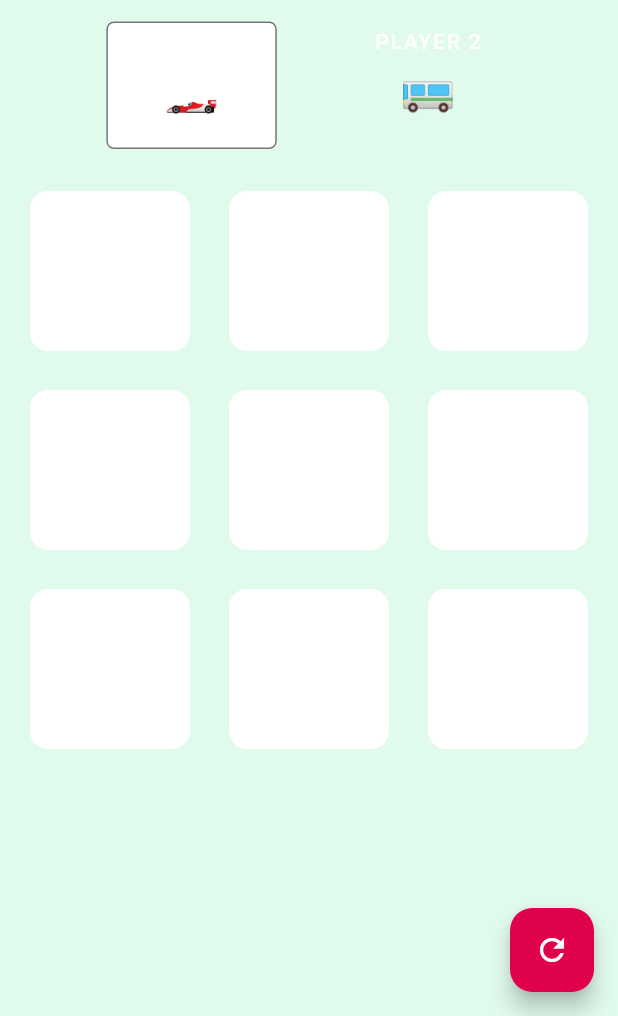
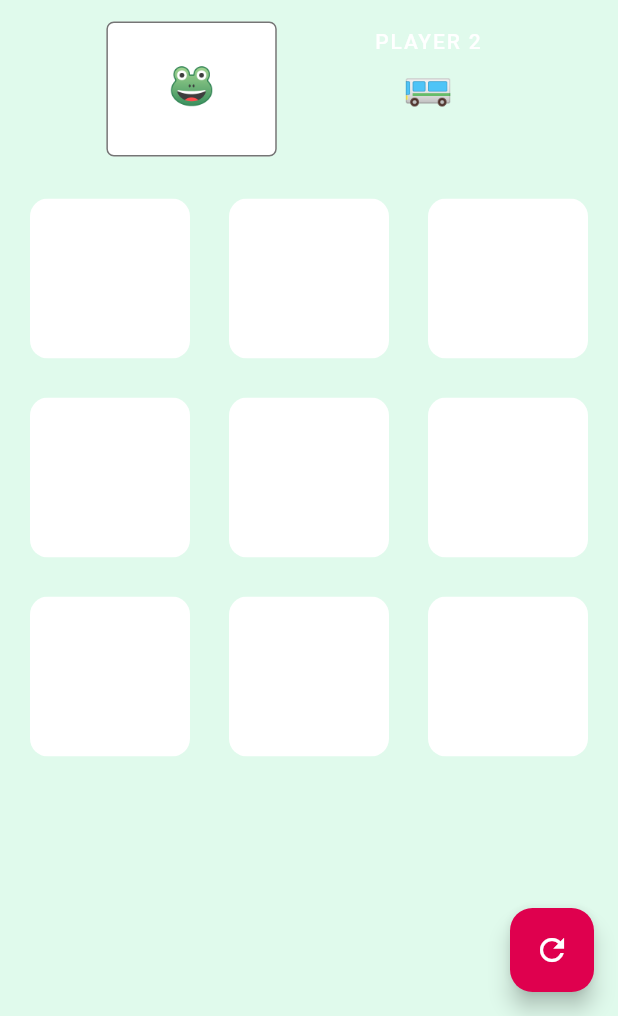
Before and after one commit to stevebatcup/mijmajmoe, a Flutter app: the screen it shows after launch, on a phone screen of 412 x 824 dp, the part 220-1236 px from its top. Run offline on Flutter 3.47's test engine with Material 2 defaults, Android fonts, the phone set to English and light mode, and no system bars; our stand-ins replace audioplayers, google_fonts; Roboto replaces fonts that are missing (Modak).

Commit message:
builds ready

```diff
--- a/lib/main.dart
+++ b/lib/main.dart
@@ -9,11 +9,13 @@ const Color primaryColor = Color(0xFF00bb53);
 const Color onBackgroundColor = Color(0XFF454545);
 
 void main() {
+  WidgetsFlutterBinding.ensureInitialized();
+
   runApp(MijMajMoe());
 }
 
 class MijMajMoe extends StatelessWidget {
-  final Player player1 = Player(playerIndex: 1, character: '🏎');
+  final Player player1 = Player(playerIndex: 1, character: '🐸');
   final Player player2 = Player(playerIndex: 2, character: '🚌');
   final ColorScheme colorScheme = ColorScheme(
     primary: primaryColor,
--- a/lib/screens/grid_screen.dart
+++ b/lib/screens/grid_screen.dart
@@ -200,7 +200,7 @@ class _GridScreenState extends State<GridScreen> {
             Visibility(
               visible: !gameOver,
               child: Container(
-                height: 85.0,
+                height: 90.0,
                 child: Row(
                   mainAxisAlignment: MainAxisAlignment.center,
                   children: <Widget>[
@@ -232,7 +232,7 @@ class _GridScreenState extends State<GridScreen> {
                                   right: 15.0),
                               child: Text(
                                 player1.character,
-                                style: TextStyle(fontSize: 30.0),
+                                style: TextStyle(fontSize: 27.0),
                               ),
                             ),
                             Text(currentPlayer == player1 ? 'Your turn' : ''),
@@ -271,7 +271,7 @@ class _GridScreenState extends State<GridScreen> {
                                   right: 15.0),
                               child: Text(
                                 player2.character,
-                                style: TextStyle(fontSize: 30.0),
+                                style: TextStyle(fontSize: 27.0),
                               ),
                             ),
                             Text(currentPlayer == player2 ? 'Your turn' : '',
@@ -287,7 +287,7 @@ class _GridScreenState extends State<GridScreen> {
             Visibility(
               visible: gameOver,
               child: Container(
-                height: 85.0,
+                height: 90.0,
                 child: Column(
                   children: <Widget>[
                     Padding(
```
Also changed, not shown: 8 other files.
